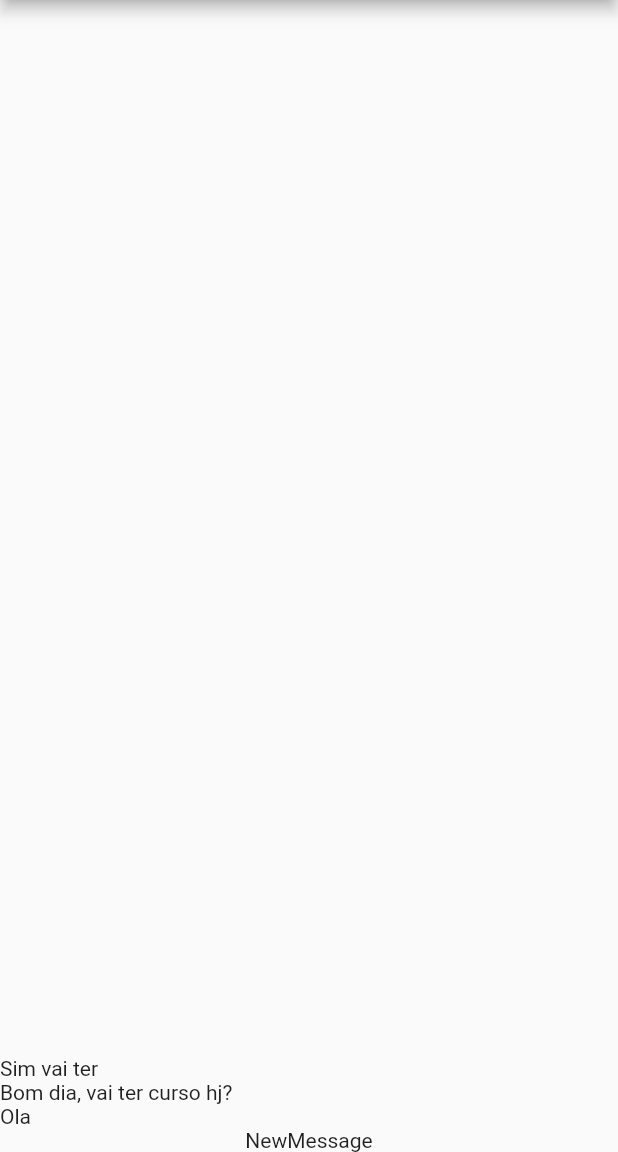
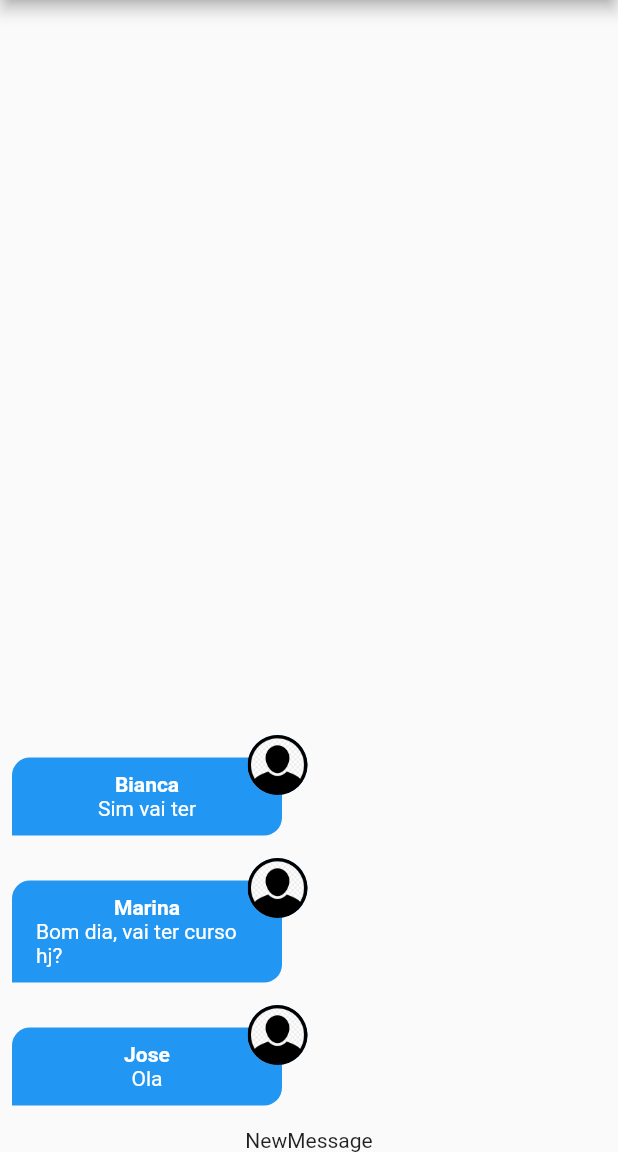
Before and after one commit to tiagosmweb/chat, a Flutter app: the screen it shows after launch, on a phone screen of 412 x 824 dp, the part 84-1236 px from its top. Run offline on Flutter 3.47's test engine with Material 2 defaults, Android fonts, the phone set to English and light mode, and no system bars; our stand-ins replace image_picker; accounts and stored records are empty.

Commit message:
add componente message

```diff
--- /dev/null
+++ b/lib/components/message_bubble.dart
@@ -0,0 +1,98 @@
+import 'dart:io';
+
+import 'package:chat/core/models/chat_message.dart';
+import 'package:flutter/material.dart';
+
+class MessageBubble extends StatelessWidget {
+  static const _defaultImage = 'assets/images/avatar.png';
+  final ChatMessage message;
+  final bool belongsToCurrentUser;
+
+  const MessageBubble({
+    Key? key,
+    required this.message,
+    required this.belongsToCurrentUser,
+  }) : super(key: key);
+
+  Widget _showUserImage(String imageUrl) {
+    ImageProvider? provider;
+    final uri = Uri.parse(imageUrl);
+
+    if (uri.scheme.contains('http')) {
+      provider = NetworkImage(uri.toString());
+    } else if (uri.path.contains(_defaultImage)) {
+      provider = const AssetImage(_defaultImage);
+    } else {
+      provider = FileImage(File(uri.toString()));
+    }
+
+    return CircleAvatar(
+      // backgroundColor: Colors.pink,
+      backgroundImage: provider,
+    );
+  }
+
+  @override
+  Widget build(BuildContext context) {
+    return Stack(
+      children: [
+        Row(
+          mainAxisAlignment: belongsToCurrentUser
+              ? MainAxisAlignment.end
+              : MainAxisAlignment.start,
+          children: [
+            Container(
+              width: 180,
+              padding: const EdgeInsets.symmetric(
+                vertical: 10,
+                horizontal: 16,
+              ),
+              margin: const EdgeInsets.symmetric(
+                vertical: 15,
+                horizontal: 8,
+              ),
+              decoration: BoxDecoration(
+                color: belongsToCurrentUser
+                    ? Colors.grey.shade300
+                    : Theme.of(context).colorScheme.secondary,
+                borderRadius: BorderRadius.only(
+                  topLeft: const Radius.circular(12),
+                  topRight: const Radius.circular(12),
+                  bottomLeft: belongsToCurrentUser
+                      ? const Radius.circular(12)
+                      : const Radius.circular(0),
+                  bottomRight: belongsToCurrentUser
+                      ? const Radius.circular(0)
+                      : const Radius.circular(12),
+                ),
+              ),
+              child: Column(
+                children: [
+                  Text(
+                    message.userName,
+                    style: TextStyle(
+                      color: belongsToCurrentUser ? Colors.black : Colors.white,
+                      fontWeight: FontWeight.bold,
+                    ),
+                  ),
+                  Text(
+                    message.text,
+                    style: TextStyle(
+                      color: belongsToCurrentUser ? Colors.black : Colors.white,
+                    ),
+                  ),
+                ],
+              ),
+            ),
+          ],
+        ),
+        Positioned(
+          top: 0,
+          left: belongsToCurrentUser ? null : 165,
+          right: belongsToCurrentUser ? 165 : null,
+          child: _showUserImage(message.userImageUrl),
+        ),
+      ],
+    );
+  }
+}
--- a/lib/components/messages.dart
+++ b/lib/components/messages.dart
@@ -1,4 +1,6 @@
+import 'package:chat/components/message_bubble.dart';
 import 'package:chat/core/models/chat_message.dart';
+import 'package:chat/core/services/auth/auth_service.dart';
 import 'package:chat/core/services/chat/chat_service.dart';
 import 'package:flutter/material.dart';
 
@@ -7,6 +9,7 @@ class Messages extends StatelessWidget {
 
   @override
   Widget build(BuildContext context) {
+    final currentUser = AuthService().currentUser;
     return StreamBuilder<List<ChatMessage>>(
       stream: ChatService().messagesStream(),
       builder: (ctx, snapshot) {
@@ -19,7 +22,11 @@ class Messages extends StatelessWidget {
           return ListView.builder(
             reverse: true,
             itemCount: msgs.length,
-            itemBuilder: (ctx, i) => Text(msgs[i].text),
+            itemBuilder: (ctx, i) => MessageBubble(
+              key: ValueKey(msgs[i].id),
+              message: msgs[i],
+              belongsToCurrentUser: currentUser?.id == msgs[i].userId,
+            ),
           );
         }
       },
```
